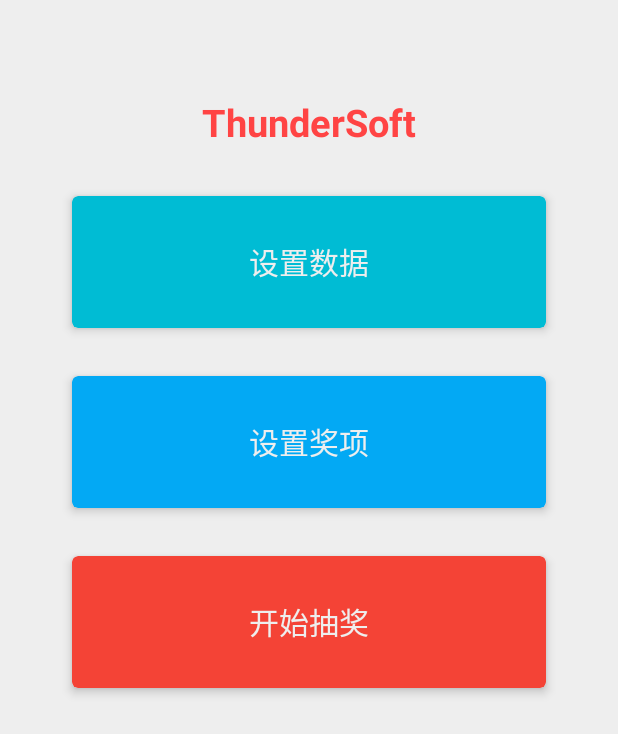
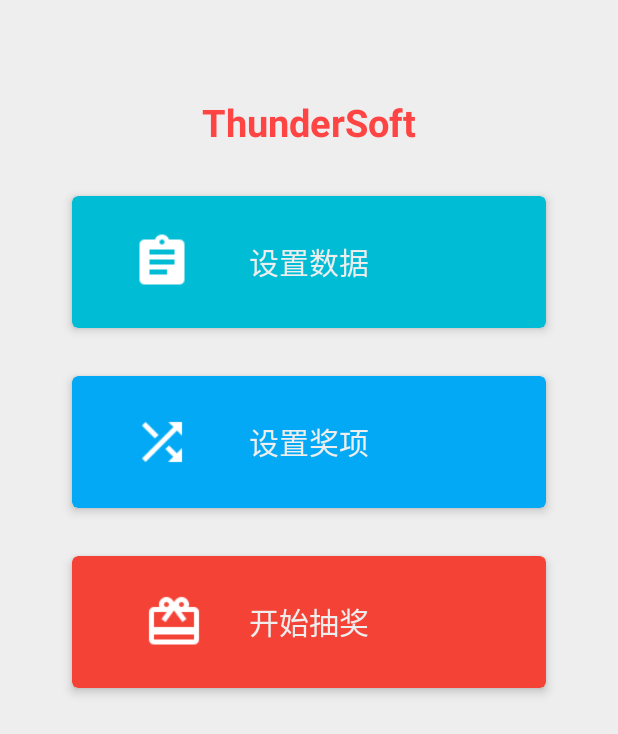
Before and after one commit to DEVELOPERPAN1024/ThunderSoftLuckyDraw, an Android app: the layout activity_main_new.xml on its own in the app's theme, with its tools: preview values and no code run, on a phone screen of 412 x 824 dp. Shown: the top 734 px of the screen. Run offline under Robolectric (Android 15) with nearby library versions, the phone set to English and light mode, and no system bars.

Commit message:
provider main etc

```diff
--- a/CodingNight/app/src/main/res/layout/activity_main_new.xml
+++ b/CodingNight/app/src/main/res/layout/activity_main_new.xml
@@ -3,28 +3,26 @@
     xmlns:app="http://schemas.android.com/apk/res-auto"
     android:layout_width="match_parent"
     android:layout_height="match_parent"
-    android:background="#eee"
-    >
+    android:background="#eee">
 
     <LinearLayout
-        android:layout_marginTop="@dimen/eight"
         android:id="@+id/main_item_ll"
         android:layout_width="match_parent"
         android:layout_height="wrap_content"
         android:layout_marginLeft="@dimen/four"
         android:layout_marginRight="@dimen/four"
+        android:layout_marginTop="@dimen/eight"
         android:orientation="vertical">
 
         <TextView
             android:layout_width="match_parent"
             android:layout_height="wrap_content"
             android:layout_marginBottom="@dimen/two"
+            android:gravity="center"
+            android:text="ThunderSoft"
+            android:textColor="@android:color/holo_red_light"
             android:textSize="25sp"
-            android:text="ThunderSoft"
-            android:gravity="center"
-            android:textStyle="bold"
-            android:textColor="@android:color/holo_red_light"
-            />
+            android:textStyle="bold" />
 
         <android.support.v7.widget.CardView
             android:id="@+id/main_data_cv"
@@ -34,14 +32,21 @@
             app:cardBackgroundColor="#00bcd4"
             app:cardCornerRadius="@dimen/half"
             app:cardElevation="@dimen/half">
+
             <TextView
                 android:layout_width="match_parent"
                 android:layout_height="match_parent"
                 android:gravity="center"
                 android:text="@string/set_data"
-                android:textSize="20sp"
                 android:textColor="#eee"
-                />
+                android:textSize="20sp" />
+
+            <ImageView
+                android:layout_width="@dimen/five"
+                android:layout_height="@dimen/five"
+                android:layout_gravity="center_vertical"
+                android:layout_marginLeft="@dimen/five"
+                android:src="@drawable/ic_clipboard_text" />
         </android.support.v7.widget.CardView>
 
         <android.support.v7.widget.CardView
@@ -51,17 +56,22 @@
             android:layout_margin="@dimen/two"
             app:cardBackgroundColor="#03a9f4"
             app:cardCornerRadius="@dimen/half"
-            app:cardElevation="@dimen/half"
-            >
+            app:cardElevation="@dimen/half">
 
             <TextView
                 android:layout_width="match_parent"
                 android:layout_height="match_parent"
                 android:gravity="center"
                 android:text="@string/set_award"
-                android:textSize="20sp"
                 android:textColor="#eee"
-                />
+                android:textSize="20sp" />
+
+            <ImageView
+                android:layout_width="@dimen/five"
+                android:layout_height="@dimen/five"
+                android:layout_gravity="center_vertical"
+                android:layout_marginLeft="@dimen/five"
+                android:src="@drawable/ic_shuffle" />
         </android.support.v7.widget.CardView>
 
         <android.support.v7.widget.CardView
@@ -71,16 +81,22 @@
             android:layout_margin="@dimen/two"
             app:cardBackgroundColor="@color/colorPrimary"
             app:cardCornerRadius="@dimen/half"
-            app:cardElevation="@dimen/half"
-            >
+            app:cardElevation="@dimen/half">
+
             <TextView
                 android:layout_width="match_parent"
                 android:layout_height="match_parent"
                 android:gravity="center"
                 android:text="@string/begin_lucky_draw"
-                android:textSize="20sp"
                 android:textColor="#eee"
-                />
+                android:textSize="20sp" />
+
+            <ImageView
+                android:layout_width="@dimen/five"
+                android:layout_height="@dimen/five"
+                android:layout_gravity="center_vertical"
+                android:layout_marginLeft="@dimen/six"
+                android:src="@drawable/ic_wallet_giftcard" />
         </android.support.v7.widget.CardView>
     </LinearLayout>
 
```
Also changed, not shown: CodingNight/app/src/main/java/cn/thundersoft/codingnight/db/AwardAndEmployeeInfoProvider.java (+7 -0 lines), CodingNight/app/src/main/java/cn/thundersoft/codingnight/util/MyRandom.java (added, +84 -0 lines), CodingNight/app/src/main/res/drawable-hdpi/ic_clipboard_text.png (added), CodingNight/app/src/main/res/drawable-hdpi/ic_shuffle.png (added), CodingNight/app/src/main/res/drawable-hdpi/ic_wallet_giftcard.png (added), CodingNight/app/src/main/res/drawable-xhdpi/ic_clipboard_text.png (added), CodingNight/app/src/main/res/drawable-xhdpi/ic_shuffle.png (added), CodingNight/app/src/main/res/drawable-xhdpi/ic_wallet_giftcard.png (added), CodingNight/app/src/main/res/drawable-xxhdpi/ic_clipboard_text.png (added), CodingNight/app/src/main/res/drawable-xxhdpi/ic_shuffle.png (added), CodingNight/app/src/main/res/drawable-xxhdpi/ic_wallet_giftcard.png (added), CodingNight/app/src/main/res/drawable-xxxhdpi/ic_clipboard_text.png (added), CodingNight/app/src/main/res/drawable-xxxhdpi/ic_shuffle.png (added), CodingNight/app/src/main/res/drawable-xxxhdpi/ic_wallet_giftcard.png (added).
